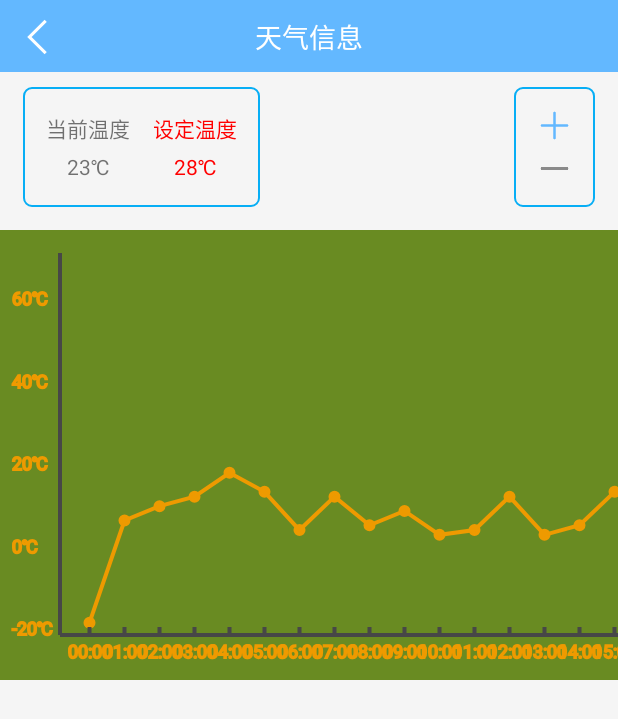
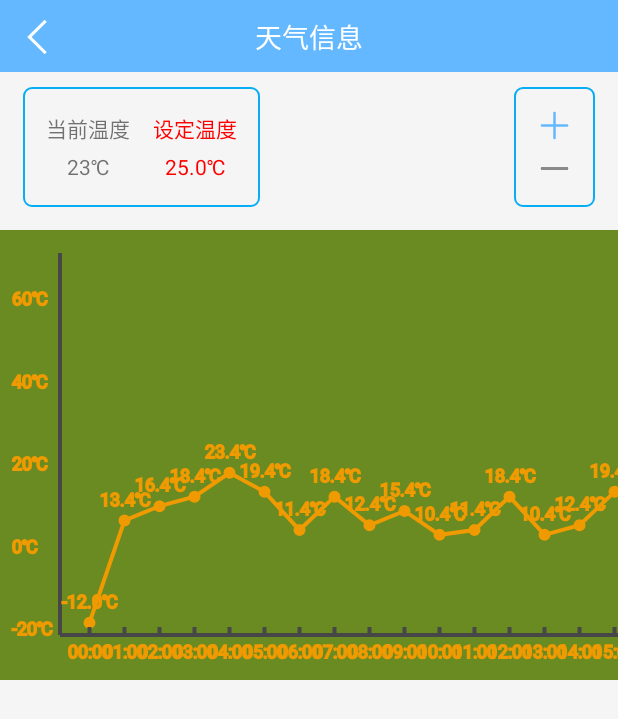
Before and after one commit to HYVincent/Julie, an Android app: the WeatherInfoActivity screen opened directly, with no data from a screen before it, on a phone screen of 412 x 824 dp. Shown: the top 719 px of the screen. Run offline under Robolectric (Android 15) with nearby library versions, the phone set to English and light mode, and no system bars; our stand-ins replace ButterKnife; libraries missing offline, so code that uses them is left out: com.elvishew.xlog, com.jaeger.library; 1 statement that could not run was skipped.

Commit message:
天气View优化 version 1.0.5

```diff
--- a/app/build.gradle
+++ b/app/build.gradle
@@ -32,7 +32,7 @@ android {
         debug {
             signingConfig signingConfigs.release
             //启用代码混淆 如果使用jdk1.8则不能混淆
-            minifyEnabled true
+            minifyEnabled false
             //zip压缩
             zipAlignEnabled false
             //移除无用的resource文件
--- a/app/src/main/java/com/vincent/julie/adapter/DeviceListAdapter.java
+++ b/app/src/main/java/com/vincent/julie/adapter/DeviceListAdapter.java
@@ -49,15 +49,15 @@ public class DeviceListAdapter extends RecyclerView.Adapter<DeviceListAdapter.De
     }
 
     @Override
-    public void onBindViewHolder(@NonNull DeviceListViewHolder holder, final int position) {
-        DeviceListBean deviceListBean = data.get(position);
+    public void onBindViewHolder(@NonNull final DeviceListViewHolder holder, final int position) {
+        DeviceListBean deviceListBean = data.get(holder.getAdapterPosition());
         holder.tvName.setText(deviceListBean.getName());
         holder.tvDesc.setText(String.valueOf(deviceListBean.getRunNum())+"/"+String.valueOf(deviceListBean.getTotalNum()));
         holder.itemView.setOnClickListener(new View.OnClickListener() {
             @Override
             public void onClick(View v) {
                 if(onItemClickListener != null){
-                    onItemClickListener.onItemClick(v,position);
+                    onItemClickListener.onItemClick(v,holder.getAdapterPosition());
                 }
             }
         });
--- a/app/src/main/java/com/vincent/julie/base/AppConfig.java
+++ b/app/src/main/java/com/vincent/julie/base/AppConfig.java
@@ -47,5 +47,7 @@ public class AppConfig {
      * 密码
      */
     public static final String SHARED_PASSWORD = "shared_password";
+    //保存天气设置温度
+    public static final String SHARED_WEATHER_SETTING = "shared_weather_setting";
 
 }
--- a/app/src/main/java/com/vincent/julie/view/WeatherView.java
+++ b/app/src/main/java/com/vincent/julie/view/WeatherView.java
@@ -79,8 +79,10 @@ public class WeatherView extends View {
     private float touchX = 0;
     //x轴偏移量
     private float offset_x;
+    //总的偏移量
+    private float offset_x_d;
     //X轴的最大偏移量
-    private float offset_x_max;
+    private float offset_x_max = 0f;
     private List<Float> data = new ArrayList<>();
 
     /**
@@ -92,25 +94,20 @@ public class WeatherView extends View {
         invalidate();
     }
 
+
     @Override
     public boolean onTouchEvent(MotionEvent event) {
         switch (event.getAction()){
             case MotionEvent.ACTION_DOWN:
                 //获取手指触摸屏幕的点
-                touchX = getX();
+                touchX = event.getX();
+                Log.d(TAG, "onTouchEvent: 按下-->"+touchX);
                 break;
             case MotionEvent.ACTION_MOVE:
                 offset_x = event.getX()-touchX;
-                //防止超出屏幕
-                if(offset_x > offset_x_max){
-                    offset_x = offset_x_max;
-                }
-                //防止向左滑动到屏幕最左边的时候有空隙
-                if(offset_x < startX){
-                    offset_x = 0;
-                }
-                startX = (int)(offset_x);
-                endY = (int)(mViewWidth + getX());
+                //降低滚动的速度
+                offset_x = offset_x/5;
+                invalidate();
                 break;
             case MotionEvent.ACTION_UP:
                 break;
@@ -193,7 +190,6 @@ public class WeatherView extends View {
      */
     private void drawBg(Canvas canvas) {
         mPaint.setColor(baseColor);
-        Log.d(TAG, "drawBg: "+String.valueOf(startX));
         canvas.drawLine(startX,startY,startX,marginTop,mPaint);
         //绘制左边的文字
         float tagInterval = (mViewHeight - marginButtom - marginTop) / 5;
@@ -204,7 +200,8 @@ public class WeatherView extends View {
         //描边和填充内部
         mPaint.setStyle(Paint.Style.FILL_AND_STROKE);
         for (int i = 0;i< 5;i++){
-            canvas.drawText(String.valueOf((-20 + i* 20)+"℃"),DisplayUtils.dp2px(mContext,8),
+            float x = DisplayUtils.dp2px(mContext,8);
+            canvas.drawText(String.valueOf((-20 + i* 20)+"℃"),x,
                     startY - i * tagInterval,mPaint);
         }
         mPaint.setStrokeWidth(2f);
@@ -219,9 +216,20 @@ public class WeatherView extends View {
         if(data.size() == 0){
             throw new NullPointerException("data size is 0.");
         }
+        mDataPath.reset();
+        mLinePath.reset();
         //绘制地下的文字
+        offset_x_d +=offset_x;
+        if(offset_x_d > 0){
+            offset_x_d = 0;
+        }
+        Log.d(TAG, "drawBg: ------>"+offset_x_max+"   "+offset_x_d);
+        if((-1)*offset_x_d >offset_x_max){
+            offset_x_d = (-1)*offset_x_max;
+        }
+        mLinePath.moveTo(startX,startY);
         for (int i = 0;i<data.size();i++){
-            float dotsX = firstTimeDots + DisplayUtils.dp2px(mContext,timeDotsInterval) * i;
+            float dotsX = firstTimeDots + DisplayUtils.dp2px(mContext,timeDotsInterval) * i+offset_x_d;
             String text = timeDots.get(i);
             Rect rect = new Rect();
             mPaint.getTextBounds(text, 0, text.length(), rect);
@@ -240,6 +248,16 @@ public class WeatherView extends View {
             mPaint.setStyle(Paint.Style.FILL_AND_STROKE);
             mPaint.setColor(Color.parseColor("#EE9A00"));
             canvas.drawCircle(dotsX + timeDotsTextWidth/2,data2value(data.get(i)),DisplayUtils.dp2px(mContext,3),mPaint);
+            String value = String.valueOf(data.get(i))+"℃";
+            Rect rect2 = new Rect();
+            mPaint.getTextBounds(value, 0, value.length(), rect2);
+            float valueWidth = rect2.width();
+            canvas.drawText(value,dotsX + timeDotsTextWidth/2 - valueWidth/2,data2value(data.get(i))-DisplayUtils.dp2px(mContext,10),mPaint);
+            if(i == data.size() - 1 && offset_x_max == 0){
+                //初始化最大偏移量
+                offset_x_max = dotsX + timeDotsTextWidth/2 - mViewWidth+startX;
+                Log.d(TAG, "drawBg: 最大偏移量-->"+offset_x_max);
+            }
         }
         mPaint.setStrokeWidth(4f);
         mPaint.setStyle(Paint.Style.STROKE);
@@ -248,7 +266,6 @@ public class WeatherView extends View {
 //        mPaint.setXfermode(new PorterDuffXfermode(PorterDuff.Mode.DST_OUT));
         mPaint.setColor(Color.parseColor("#EE9A00"));
         canvas.drawPath(mDataPath,mPaint);
-
     }
 
     /**
--- a/app/src/main/res/layout/activity_weather_info.xml
+++ b/app/src/main/res/layout/activity_weather_info.xml
@@ -61,10 +61,11 @@
                     android:layout_height="wrap_content" />
 
                 <TextView
+                    android:id="@+id/weather_info_tv_setting"
                     android:textColor="@color/color_red_FF0000"
                     android:layout_marginTop="@dimen/size_5"
                     android:layout_marginBottom="@dimen/size_15"
-                    android:text="28℃"
+                    android:text="25℃"
                     android:layout_width="wrap_content"
                     android:layout_height="wrap_content" />
 
@@ -83,6 +84,7 @@
             android:orientation="vertical">
 
             <ImageView
+                android:id="@+id/weather_info_iv_add"
                 android:layout_marginLeft="@dimen/size_15"
                 android:layout_marginRight="@dimen/size_15"
                 android:src="@mipmap/common_icon_add"
@@ -90,6 +92,7 @@
                 android:layout_height="@dimen/size_23" />
 
             <ImageView
+                android:id="@+id/weather_info_iv_minus"
                 android:layout_marginTop="@dimen/size_5"
                 android:layout_marginLeft="@dimen/size_15"
                 android:layout_marginRight="@dimen/size_15"
```
Also changed, not shown: app/src/main/java/com/vincent/julie/widget/weather_info/WeatherInfoActivity.java (+35 -3 lines).
